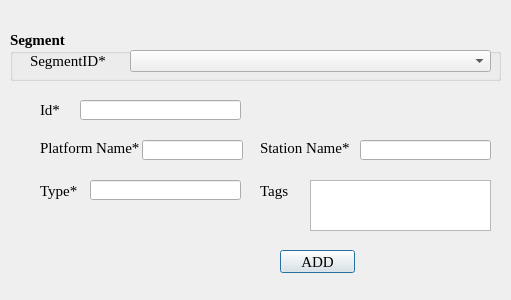
Above: ui_trainstop.ui from chaitanyamalaviya/Trafficera before the change. Below: the same form after it.
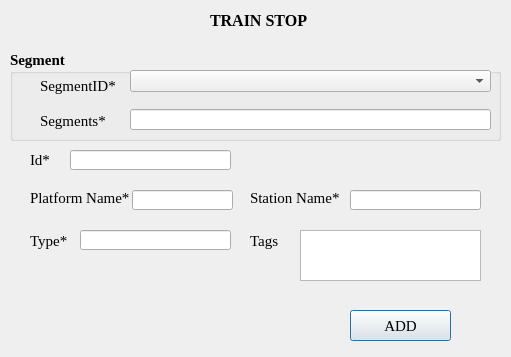
That is the form after the change.

```diff
--- a/ui_trainstop.ui
+++ b/ui_trainstop.ui
@@ -7,7 +7,7 @@
     <x>0</x>
     <y>0</y>
     <width>511</width>
-    <height>300</height>
+    <height>357</height>
    </rect>
   </property>
   <property name="font">
@@ -22,10 +22,10 @@
   <widget class="QPushButton" name="pushButton">
    <property name="geometry">
     <rect>
-     <x>280</x>
-     <y>250</y>
-     <width>75</width>
-     <height>23</height>
+     <x>350</x>
+     <y>310</y>
+     <width>101</width>
+     <height>31</height>
     </rect>
    </property>
    <property name="font">
@@ -42,9 +42,9 @@
    <property name="geometry">
     <rect>
      <x>10</x>
-     <y>30</y>
+     <y>50</y>
      <width>491</width>
-     <height>51</height>
+     <height>91</height>
     </rect>
    </property>
    <property name="font">
@@ -61,10 +61,10 @@
    <widget class="QLabel" name="segmentIDlabel">
     <property name="geometry">
      <rect>
-      <x>20</x>
-      <y>20</y>
-      <width>91</width>
-      <height>21</height>
+      <x>30</x>
+      <y>10</y>
+      <width>81</width>
+      <height>51</height>
      </rect>
     </property>
     <property name="font">
@@ -95,12 +95,41 @@
      </font>
     </property>
    </widget>
+   <widget class="QLabel" name="label">
+    <property name="geometry">
+     <rect>
+      <x>30</x>
+      <y>55</y>
+      <width>71</width>
+      <height>31</height>
+     </rect>
+    </property>
+    <property name="font">
+     <font>
+      <weight>50</weight>
+      <bold>false</bold>
+     </font>
+    </property>
+    <property name="text">
+     <string>Segments*</string>
+    </property>
+   </widget>
+   <widget class="QLineEdit" name="segmentsListLineEdit">
+    <property name="geometry">
+     <rect>
+      <x>120</x>
+      <y>59</y>
+      <width>361</width>
+      <height>21</height>
+     </rect>
+    </property>
+   </widget>
   </widget>
   <widget class="QLabel" name="idLabel">
    <property name="geometry">
     <rect>
-     <x>40</x>
-     <y>100</y>
+     <x>30</x>
+     <y>150</y>
      <width>31</width>
      <height>20</height>
     </rect>
@@ -118,8 +147,8 @@
   <widget class="QLineEdit" name="id">
    <property name="geometry">
     <rect>
-     <x>80</x>
-     <y>100</y>
+     <x>70</x>
+     <y>150</y>
      <width>161</width>
      <height>20</height>
     </rect>
@@ -134,8 +163,8 @@
   <widget class="QLabel" name="platformNamelabel">
    <property name="geometry">
     <rect>
-     <x>40</x>
-     <y>140</y>
+     <x>30</x>
+     <y>190</y>
      <width>101</width>
      <height>16</height>
     </rect>
@@ -153,8 +182,8 @@
   <widget class="QLabel" name="stationNamelabel">
    <property name="geometry">
     <rect>
-     <x>260</x>
-     <y>140</y>
+     <x>250</x>
+     <y>190</y>
      <width>91</width>
      <height>16</height>
     </rect>
@@ -172,8 +201,8 @@
   <widget class="QLabel" name="typeLabel">
    <property name="geometry">
     <rect>
-     <x>40</x>
-     <y>170</y>
+     <x>30</x>
+     <y>220</y>
      <width>41</width>
      <height>41</height>
     </rect>
@@ -191,8 +220,8 @@
   <widget class="QLabel" name="tagsLabel">
    <property name="geometry">
     <rect>
-     <x>260</x>
-     <y>170</y>
+     <x>250</x>
+     <y>220</y>
      <width>61</width>
      <height>41</height>
     </rect>
@@ -210,8 +239,8 @@
   <widget class="QLineEdit" name="platform_name">
    <property name="geometry">
     <rect>
-     <x>142</x>
-     <y>140</y>
+     <x>132</x>
+     <y>190</y>
      <width>101</width>
      <height>20</height>
     </rect>
@@ -226,8 +255,8 @@
   <widget class="QLineEdit" name="station_name">
    <property name="geometry">
     <rect>
-     <x>360</x>
-     <y>140</y>
+     <x>350</x>
+     <y>190</y>
      <width>131</width>
      <height>20</height>
     </rect>
@@ -242,8 +271,8 @@
   <widget class="QTextEdit" name="tags">
    <property name="geometry">
     <rect>
-     <x>310</x>
-     <y>180</y>
+     <x>300</x>
+     <y>230</y>
      <width>181</width>
      <height>51</height>
     </rect>
@@ -258,8 +287,8 @@
   <widget class="QLineEdit" name="type">
    <property name="geometry">
     <rect>
-     <x>90</x>
-     <y>180</y>
+     <x>80</x>
+     <y>230</y>
      <width>151</width>
      <height>20</height>
     </rect>
@@ -271,6 +300,27 @@
     </font>
    </property>
   </widget>
+  <widget class="QLabel" name="TrainStoplabel">
+   <property name="geometry">
+    <rect>
+     <x>210</x>
+     <y>10</y>
+     <width>111</width>
+     <height>20</height>
+    </rect>
+   </property>
+   <property name="font">
+    <font>
+     <family>Times New Roman</family>
+     <pointsize>12</pointsize>
+     <weight>75</weight>
+     <bold>true</bold>
+    </font>
+   </property>
+   <property name="text">
+    <string>TRAIN STOP</string>
+   </property>
+  </widget>
  </widget>
  <resources/>
  <connections/>
```
